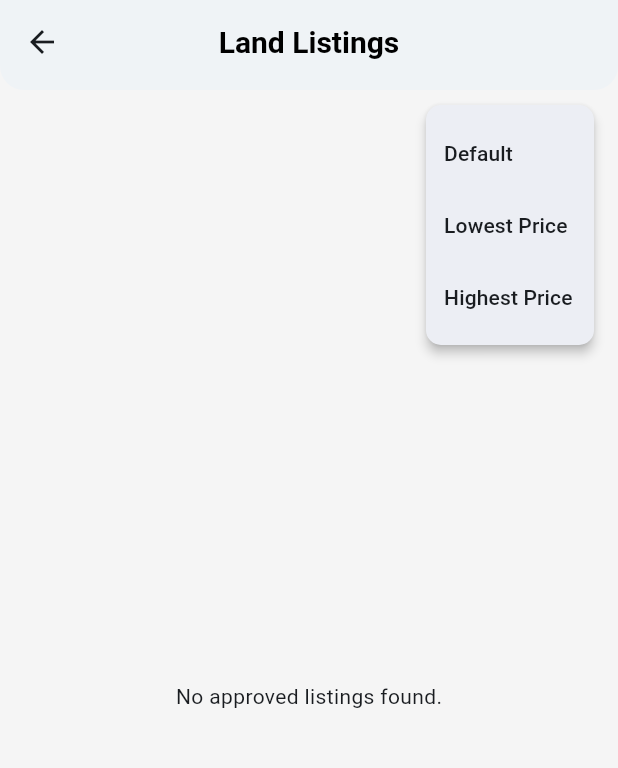
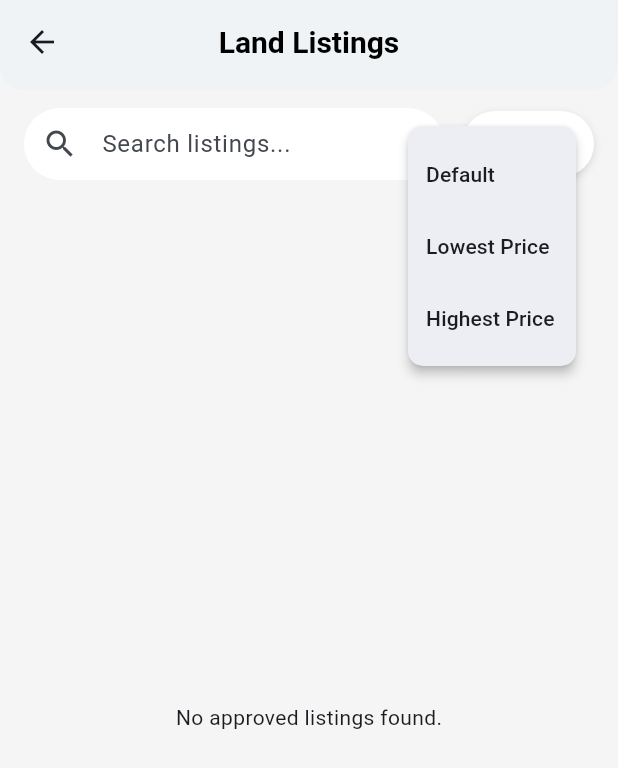
Before and after one commit to MORISON-K/smartspace, a Flutter app: the HomeScreenContent screen opened directly, after a tap on "Filter", on a phone screen of 412 x 824 dp. Shown: the top 768 px of the screen. Run offline on Flutter 3.47's test engine with Material 3 defaults, Android fonts, the light colour scheme and no system bars; our stand-ins replace cloud_firestore, file_picker, firebase_auth, firebase_core, firebase_messaging, firebase_storage and 3 more; missing offline and left inert: syncfusion_flutter_pdfviewer; accounts and stored records are empty.

Commit message:
Update home_screen_content.dart

```diff
--- a/lib/buyer/home_screen_content.dart
+++ b/lib/buyer/home_screen_content.dart
@@ -21,6 +21,7 @@ class _HomeScreenContentState extends State<HomeScreenContent> {
   final user = FirebaseAuth.instance.currentUser;
 
   String _sortOrder = 'none';
+  String _searchText = '';
 
   @override
   void initState() {
@@ -41,13 +42,31 @@ class _HomeScreenContentState extends State<HomeScreenContent> {
         return int.tryParse(price.toString().replaceAll(',', '')) ?? 0;
       }
 
-      if (_sortOrder == 'lowest') {
-        docs.sort((a, b) => getPrice(a).compareTo(getPrice(b)));
-      } else if (_sortOrder == 'highest') {
-        docs.sort((a, b) => getPrice(b).compareTo(getPrice(a)));
+      List<QueryDocumentSnapshot<Map<String, dynamic>>> filteredDocs = docs;
+
+      // Apply search filtering by location or category (example)
+      if (_searchText.isNotEmpty) {
+        filteredDocs =
+            filteredDocs.where((doc) {
+              final data = doc.data();
+              final location =
+                  (data['location'] ?? '').toString().toLowerCase();
+              final category =
+                  (data['category'] ?? '').toString().toLowerCase();
+              final searchLower = _searchText.toLowerCase();
+              return location.contains(searchLower) ||
+                  category.contains(searchLower);
+            }).toList();
       }
 
-      return docs;
+      // Apply sorting
+      if (_sortOrder == 'lowest') {
+        filteredDocs.sort((a, b) => getPrice(a).compareTo(getPrice(b)));
+      } else if (_sortOrder == 'highest') {
+        filteredDocs.sort((a, b) => getPrice(b).compareTo(getPrice(a)));
+      }
+
+      return filteredDocs;
     } catch (e) {
       debugPrint('Error fetching listings: $e');
       return [];
@@ -100,6 +119,13 @@ class _HomeScreenContentState extends State<HomeScreenContent> {
     });
   }
 
+  void _onSearchChanged(String value) {
+    setState(() {
+      _searchText = value;
+      listingsFuture = _getLandListings();
+    });
+  }
+
   @override
   Widget build(BuildContext context) {
     return Scaffold(
@@ -124,24 +150,67 @@ class _HomeScreenContentState extends State<HomeScreenContent> {
         ),
       ),
       body: Column(
+        crossAxisAlignment: CrossAxisAlignment.start,
         children: [
-          // Filter button below the AppBar
+          const SizedBox(height: 12),
+
+          Padding(
+            padding: const EdgeInsets.symmetric(horizontal: 16),
+            child: Row(
+              children: [
+                // Search bar takes most space
+                Expanded(
+                  child: TextField(
+                    decoration: InputDecoration(
+                      hintText: 'Search listings...',
+                      prefixIcon: const Icon(Icons.search),
+                      filled: true,
+                      fillColor: Colors.white,
+                      contentPadding: const EdgeInsets.symmetric(
+                        vertical: 0,
+                        horizontal: 16,
+                      ),
+                      border: OutlineInputBorder(
+                        borderRadius: BorderRadius.circular(30),
+                        borderSide: BorderSide.none,
+                      ),
+                    ),
+                    onChanged: _onSearchChanged,
+                  ),
+                ),
+
+                const SizedBox(width: 12),
+
+                // Filter button
                 Container(
-            padding: const EdgeInsets.symmetric(horizontal: 16, vertical: 10),
-            alignment: Alignment.centerRight,
+                  padding: const EdgeInsets.symmetric(
+                    vertical: 10,
+                    horizontal: 12,
+                  ),
+                  decoration: BoxDecoration(
+                    color: Colors.white,
+                    borderRadius: BorderRadius.circular(30),
+                    boxShadow: const [
+                      BoxShadow(
+                        color: Colors.black12,
+                        blurRadius: 4,
+                        offset: Offset(0, 2),
+                      ),
+                    ],
+                  ),
                   child: PopupMenuButton<String>(
                     onSelected: _onSortChanged,
                     shape: RoundedRectangleBorder(
                       borderRadius: BorderRadius.circular(10),
                     ),
                     itemBuilder:
-                  (context) => [
-                    const PopupMenuItem(value: 'none', child: Text('Default')),
-                    const PopupMenuItem(
+                        (context) => const [
+                          PopupMenuItem(value: 'none', child: Text('Default')),
+                          PopupMenuItem(
                             value: 'lowest',
                             child: Text('Lowest Price'),
                           ),
-                    const PopupMenuItem(
+                          PopupMenuItem(
                             value: 'highest',
                             child: Text('Highest Price'),
                           ),
@@ -162,8 +231,12 @@ class _HomeScreenContentState extends State<HomeScreenContent> {
                     ),
                   ),
                 ),
+              ],
+            ),
+          ),
 
-          // Listings list
+          const SizedBox(height: 12),
+
           Expanded(
             child: FutureBuilder<
               List<QueryDocumentSnapshot<Map<String, dynamic>>>
@@ -219,12 +292,10 @@ class _HomeScreenContentState extends State<HomeScreenContent> {
                         shape: RoundedRectangleBorder(
                           borderRadius: BorderRadius.circular(20),
                         ),
-                        clipBehavior:
-                            Clip.antiAlias, // round image corners properly
+                        clipBehavior: Clip.antiAlias,
                         child: Column(
                           crossAxisAlignment: CrossAxisAlignment.start,
                           children: [
-                            // Image with rounded corners
                             if (imageUrl != null)
                               SizedBox(
                                 height: 200,
@@ -267,7 +338,6 @@ class _HomeScreenContentState extends State<HomeScreenContent> {
                               child: Column(
                                 crossAxisAlignment: CrossAxisAlignment.start,
                                 children: [
-                                  // Title + Like button row
                                   Row(
                                     mainAxisAlignment:
                                         MainAxisAlignment.spaceBetween,
@@ -301,8 +371,6 @@ class _HomeScreenContentState extends State<HomeScreenContent> {
                                     ],
                                   ),
                                   const SizedBox(height: 8),
-
-                                  // Details
                                   Text(
                                     'Category: ${item['category'] ?? '-'}',
                                     style: TextStyle(
@@ -311,7 +379,6 @@ class _HomeScreenContentState extends State<HomeScreenContent> {
                                     ),
                                   ),
                                   const SizedBox(height: 4),
-
                                   Text(
                                     'Size: ${item['description'] ?? '-'}',
                                     style: TextStyle(
@@ -320,8 +387,6 @@ class _HomeScreenContentState extends State<HomeScreenContent> {
                                     ),
                                   ),
                                   const SizedBox(height: 4),
-
-                                  // Price - standout style
                                   Text(
                                     'Price: UGX ${item['price'] ?? '0'}',
                                     style: const TextStyle(
@@ -331,8 +396,6 @@ class _HomeScreenContentState extends State<HomeScreenContent> {
                                     ),
                                   ),
                                   const SizedBox(height: 8),
-
-                                  // Contact info subtle
                                   Text(
                                     'Contact: ${item['mobile_number'] ?? '-'}',
                                     style: TextStyle(
```
Lines whose indentation alone changed are shown as unchanged.
